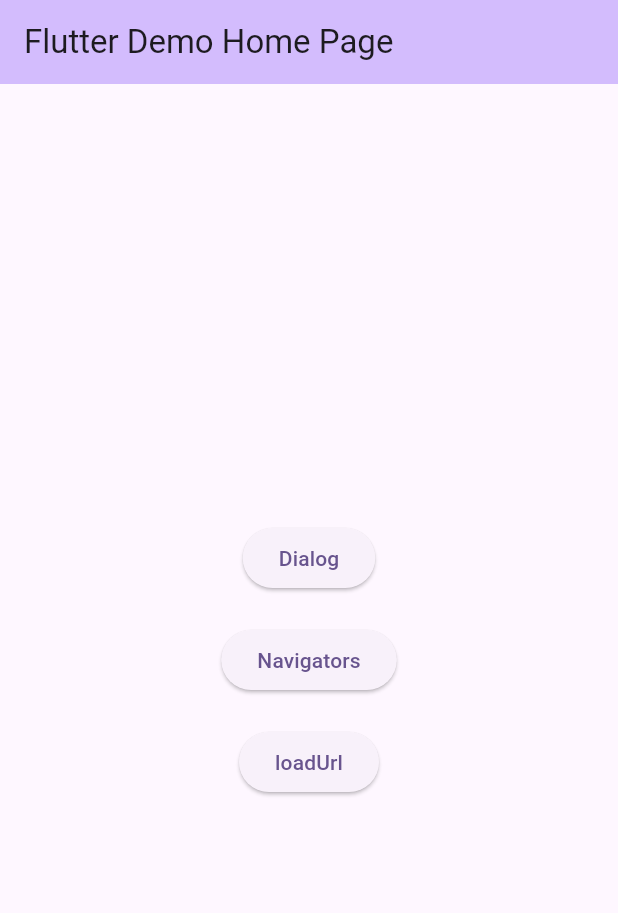
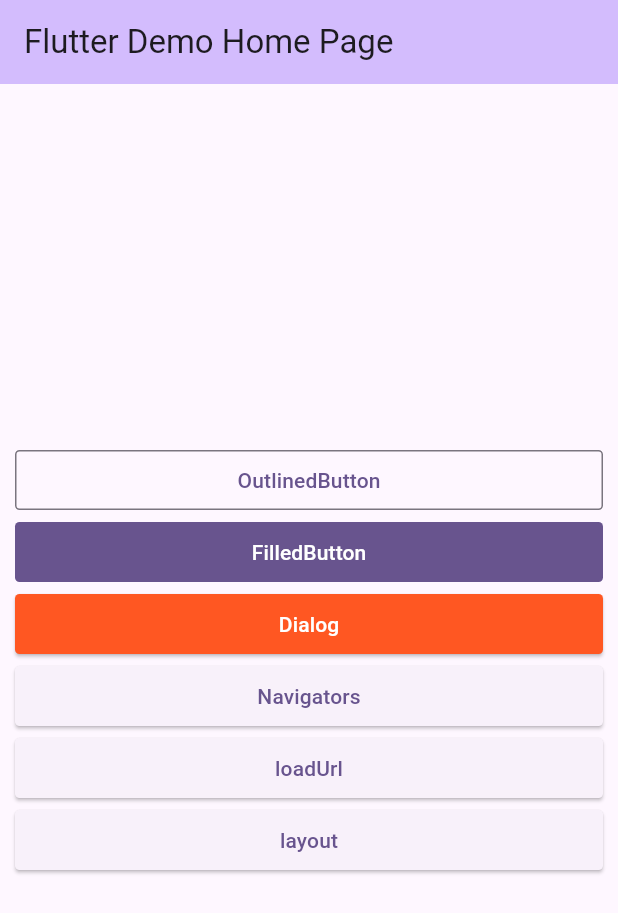
Before and after one commit to PlushTz/flutter_example, a Flutter app: the screen it shows after launch, on a phone screen of 412 x 824 dp. Shown: the top 913 px of the screen. Run offline on Flutter 3.47's test engine with Material 3 defaults, Android fonts, the phone set to English and light mode, and no system bars.

Commit message:
feat(master):layout

```diff
--- a/lib/main.dart
+++ b/lib/main.dart
@@ -1,7 +1,8 @@
 import 'package:flutter/material.dart';
 import 'package:flutter_example/dialogs.dart';
-import 'package:flutter_example/animation.dart';
+import 'package:flutter_example/layout.dart';
 import 'package:flutter_example/navigators.dart';
+import 'package:flutter_example/uifield.dart';
 import 'package:url_launcher/url_launcher_string.dart';
 
 void main() {
@@ -33,14 +34,6 @@ class MyHomePage extends StatefulWidget {
 }
 
 class _MyHomePageState extends State<MyHomePage> {
-  int _counter = 0;
-
-  void _incrementCounter() {
-    setState(() {
-      _counter++;
-    });
-  }
-
   @override
   Widget build(BuildContext context) {
     return Scaffold(
@@ -49,37 +42,126 @@ class _MyHomePageState extends State<MyHomePage> {
         title: Text(widget.title),
       ),
       body: Center(
+        child: Container(
+          alignment: Alignment.center,
+          child: SingleChildScrollView(
+            child: ConstrainedBox(
+              constraints: BoxConstraints(minHeight: 10),
+              child: ContentState(title: widget.title),
+            ),
+          ),
+        ),
+      ),
+    );
+  }
+}
+
+class ContentState extends StatelessWidget {
+  const ContentState({super.key, required this.title});
+
+  final String title;
+
+  @override
+  Widget build(BuildContext context) {
+    return Padding(
+      padding: EdgeInsets.symmetric(horizontal: 10),
       child: Column(
-          mainAxisSize: MainAxisSize.min,
-          spacing: 20,
+        crossAxisAlignment: CrossAxisAlignment.stretch,
+        mainAxisSize: MainAxisSize.max,
+        // spacing: 20,
         children: <Widget>[
+          OutlinedButton(
+            onPressed: () {
+
+            },
+            style: OutlinedButton.styleFrom(
+              shape: RoundedRectangleBorder(
+                borderRadius: BorderRadius.circular(
+                  UiField.ROUNDED_RECTANGLE_BORDER_RADIUS,
+                ),
+              ),
+            ),
+            child: Text('OutlinedButton'),
+          ),
+          FilledButton(
+            onPressed: () {},
+            style: FilledButton.styleFrom(
+              shape: RoundedRectangleBorder(
+                borderRadius: BorderRadius.circular(
+                  UiField.ROUNDED_RECTANGLE_BORDER_RADIUS,
+                ),
+              ),
+            ),
+            child: Text('FilledButton'),
+          ),
           ElevatedButton(
+            style: ElevatedButton.styleFrom(
+              shape: RoundedRectangleBorder(
+                borderRadius: BorderRadius.circular(
+                  UiField.ROUNDED_RECTANGLE_BORDER_RADIUS,
+                ),
+              ),
+              fixedSize: const Size.fromHeight(0),
+              backgroundColor: Colors.deepOrange,
+            ),
             onPressed: () => {
               Navigator.of(context).push(
                 MaterialPageRoute(builder: (context) => AlertDialogExample()),
               ),
             },
-              child: Text('Dialog'),
+            child: Text('Dialog', style: TextStyle(color: Colors.white)),
           ),
           ElevatedButton(
             onPressed: () => {
               Navigator.push(
                 context,
                 MaterialPageRoute(
-                    builder: (context) => Navigators(title: widget.title),
+                  builder: (context) => Navigators(title: title),
                 ),
               ),
             },
+            style: ElevatedButton.styleFrom(
+              shape: RoundedRectangleBorder(
+                borderRadius: BorderRadius.circular(
+                  UiField.ROUNDED_RECTANGLE_BORDER_RADIUS,
+                ),
+              ),
+            ),
             child: Text('Navigators'),
           ),
           ElevatedButton(
             onPressed: () => {
-                launchUrlString('http://www.baidu.com',mode: LaunchMode.inAppWebView)
+              launchUrlString(
+                'http://www.baidu.com',
+                mode: LaunchMode.inAppWebView,
+              ),
             },
+            style: ElevatedButton.styleFrom(
+              shape: RoundedRectangleBorder(
+                borderRadius: BorderRadius.circular(
+                  UiField.ROUNDED_RECTANGLE_BORDER_RADIUS,
+                ),
+              ),
+            ),
             child: Text('loadUrl'),
           ),
+          ElevatedButton(
+            onPressed: () => {
+              Navigator.push(
+                context,
+                MaterialPageRoute(builder: (context) => LayoutState()),
+              ),
+            },
+            style: ElevatedButton.styleFrom(
+              shape: RoundedRectangleBorder(
+                borderRadius: BorderRadius.circular(
+                  UiField.ROUNDED_RECTANGLE_BORDER_RADIUS,
+                ),
+              ),
+            ),
+            child: Text('layout'),
+          ),
         ],
-        ),
       ),
     );
   }
--- /dev/null
+++ b/lib/uifield.dart
@@ -0,0 +1,7 @@
+/// Desc:
+/// Author: lijt
+/// Created on 2025/11/10
+/// Email: lijt@eetrust.com
+class UiField{
+  static const double ROUNDED_RECTANGLE_BORDER_RADIUS = 3.0;
+}
--- a/pubspec.yaml
+++ b/pubspec.yaml
@@ -58,6 +58,8 @@ flutter:
   # included with your application, so that you can use the icons in
   # the material Icons class.
   uses-material-design: true
+  assets:
+    - images/lake.jpg
 
   # To add assets to your application, add an assets section, like this:
   # assets:
```
Also changed, not shown: lib/layout.dart (added, +156 -0 lines), lib/loadurl.dart (deleted, +0 -25 lines), 1 other file. Lines whose indentation alone changed are shown as unchanged.
